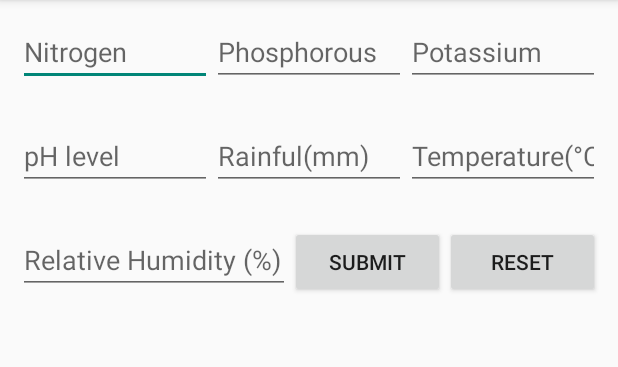
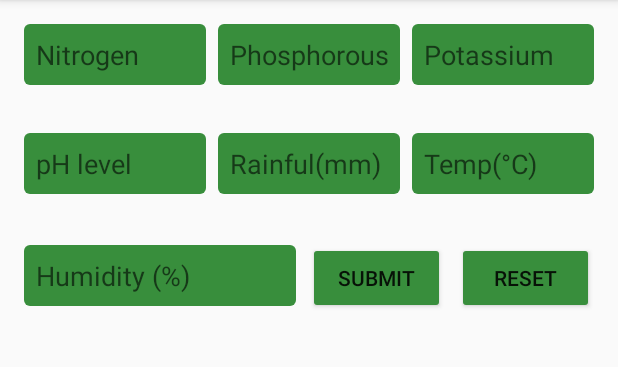
Before and after one commit to hassanelkharroubi/Your-Farm, an Android app: the FormActivity screen opened directly, with no data from a screen before it, on a phone screen of 412 x 824 dp, the part 84-451 px from its top. Run offline under Robolectric (Android 15) with nearby library versions, the phone set to English and light mode, and no system bars.

Commit message:
group all fatures

```diff
--- a/app/build.gradle
+++ b/app/build.gradle
@@ -50,6 +50,8 @@ dependencies {
     // define any required OkHttp artifacts without version
     implementation("com.squareup.okhttp3:okhttp")
     implementation("com.squareup.okhttp3:logging-interceptor")
+    implementation 'com.github.bumptech.glide:glide:4.12.0'
+
 
 
 }
--- a/app/src/main/java/com/example/myfarm/FormActivity.java
+++ b/app/src/main/java/com/example/myfarm/FormActivity.java
@@ -1,18 +1,23 @@
 package com.example.myfarm;
 
-import androidx.appcompat.app.AppCompatActivity;
-
+import android.content.Context;
 import android.graphics.Bitmap;
 import android.graphics.BitmapFactory;
 import android.os.Bundle;
 import android.util.Log;
 import android.view.View;
+import android.view.inputmethod.InputMethodManager;
 import android.widget.Button;
 import android.widget.EditText;
 import android.widget.ImageView;
 import android.widget.TextView;
 import android.widget.Toast;
 
+import androidx.appcompat.app.AppCompatActivity;
+
+import com.bumptech.glide.Glide;
+import com.bumptech.glide.load.resource.bitmap.RoundedCorners;
+import com.bumptech.glide.request.RequestOptions;
 import com.example.myfarm.config.Network;
 
 import org.json.JSONException;
@@ -24,7 +29,6 @@ import okhttp3.Call;
 import okhttp3.Callback;
 import okhttp3.FormBody;
 import okhttp3.HttpUrl;
-import okhttp3.MediaType;
 import okhttp3.OkHttpClient;
 import okhttp3.Request;
 import okhttp3.RequestBody;
@@ -41,9 +45,8 @@ public class FormActivity extends AppCompatActivity implements View.OnClickListe
     private Button mSumbitBtn;
     private Button mResetButton;
     private TextView mConseilText;
+    private TextView mNameText;
     private ImageView mFruitImage;
-
-    private static final String END_GET_API="http://192.168.1.51:5000/get_image";
     private static final String TAG="FormActivity";
     @Override
     protected void onCreate(Bundle savedInstanceState) {
@@ -62,7 +65,11 @@ public class FormActivity extends AppCompatActivity implements View.OnClickListe
         mResetButton = findViewById(R.id.resetButton);
         mResetButton.setOnClickListener(this);
         mConseilText=findViewById(R.id.conseil);
+        mNameText=findViewById(R.id.name);
+        mConseilText.setVisibility(View.GONE);
+        mNameText.setVisibility(View.GONE);
         mFruitImage=findViewById(R.id.fruitImage);
+
     }
     @Override
     public void onClick(View view) {
@@ -101,7 +108,12 @@ public class FormActivity extends AppCompatActivity implements View.OnClickListe
             float rainfallValue = Float.parseFloat(rainfallText);
             float temperatureValue = Float.parseFloat(temperatureText);
             float humidityValue = Float.parseFloat(humidityText);
+            InputMethodManager imm = (InputMethodManager) getSystemService(Context.INPUT_METHOD_SERVICE);
+            imm.hideSoftInputFromWindow(mSumbitBtn.getWindowToken(), 0);
+
+
             sendFormValues(nitrogenValue, phosphorousValue, potassiumValue, pHLevelValue, rainfallValue, temperatureValue, humidityValue);
+
 
         }
     }
@@ -143,10 +155,14 @@ public class FormActivity extends AppCompatActivity implements View.OnClickListe
                         JSONObject jsonObject = new JSONObject(responseData);
                         String name=jsonObject.getString("prediction");
                         String image_name=jsonObject.getString("image_name");
+                        String desc=jsonObject.getString("description");
                         runOnUiThread(new Runnable() {
                             @Override
                             public void run() {
-                                mConseilText.setText(name);
+                                mConseilText.setVisibility(View.VISIBLE);
+                                mConseilText.setText(desc);
+                                mNameText.setVisibility(View.VISIBLE);
+                                mNameText.setText(name.toUpperCase());
                             }
                         });
 
--- a/app/src/main/java/com/example/myfarm/api/ImageUploadListener.java
+++ /dev/null
@@ -1,5 +0,0 @@
-package com.example.myfarm.api;
-
-public interface ImageUploadListener {
-    void onImageUploadResult(String result);
-}
--- a/app/src/main/java/com/example/myfarm/config/Network.java
+++ b/app/src/main/java/com/example/myfarm/config/Network.java
@@ -2,7 +2,7 @@ package com.example.myfarm.config;
 
 public class Network {
 
-    private static final String END_API="http://192.168.1.51:5000/";
+    private static final String END_API="http://192.168.8.100:5000/";
 
     public static String getEndApi(String end){
         return END_API+end;
--- /dev/null
+++ b/app/src/main/res/drawable/baseline_person_24.xml
@@ -0,0 +1,5 @@
+<vector android:height="24dp" android:tint="@color/green"
+    android:viewportHeight="24" android:viewportWidth="24"
+    android:width="24dp" xmlns:android="http://schemas.android.com/apk/res/android">
+    <path android:fillColor="@android:color/white" android:pathData="M12,12c2.21,0 4,-1.79 4,-4s-1.79,-4 -4,-4 -4,1.79 -4,4 1.79,4 4,4zM12,14c-2.67,0 -8,1.34 -8,4v2h16v-2c0,-2.66 -5.33,-4 -8,-4z"/>
+</vector>
--- /dev/null
+++ b/app/src/main/res/drawable/baseline_smart_toy_24.xml
@@ -0,0 +1,5 @@
+<vector android:height="24dp" android:tint="@color/green"
+    android:viewportHeight="24" android:viewportWidth="24"
+    android:width="24dp" xmlns:android="http://schemas.android.com/apk/res/android">
+    <path android:fillColor="@android:color/white" android:pathData="M20,9V7c0,-1.1 -0.9,-2 -2,-2h-3c0,-1.66 -1.34,-3 -3,-3S9,3.34 9,5H6C4.9,5 4,5.9 4,7v2c-1.66,0 -3,1.34 -3,3c0,1.66 1.34,3 3,3v4c0,1.1 0.9,2 2,2h12c1.1,0 2,-0.9 2,-2v-4c1.66,0 3,-1.34 3,-3C23,10.34 21.66,9 20,9zM7.5,11.5C7.5,10.67 8.17,10 9,10s1.5,0.67 1.5,1.5S9.83,13 9,13S7.5,12.33 7.5,11.5zM16,17H8v-2h8V17zM15,13c-0.83,0 -1.5,-0.67 -1.5,-1.5S14.17,10 15,10s1.5,0.67 1.5,1.5S15.83,13 15,13z"/>
+</vector>
--- /dev/null
+++ b/app/src/main/res/drawable/edittext_rounded_background.xml
@@ -0,0 +1,11 @@
+<?xml version="1.0" encoding="utf-8"?>
+<shape xmlns:android="http://schemas.android.com/apk/res/android">
+    <solid android:color="@color/green" /> <!-- Green color -->
+    <corners android:radius="4dp" /> <!-- Rounded corners radius -->
+    <padding
+        android:left="8dp"
+        android:top="8dp"
+        android:right="8dp"
+        android:bottom="8dp" /> <!-- Padding -->
+    <size android:width="0dp" android:height="0dp" /> <!-- Set width and height to 0dp -->
+</shape>
--- /dev/null
+++ b/app/src/main/res/drawable/round_image.xml
@@ -0,0 +1,8 @@
+<?xml version="1.0" encoding="utf-8"?>
+<shape xmlns:android="http://schemas.android.com/apk/res/android">
+    <solid android:color="#00000000" /> <!-- Transparent background -->
+    <corners android:radius="10dp" /> <!-- Half of the desired width/height to achieve a circle shape -->
+    <stroke
+        android:width="2dp"
+        android:color="@color/green" /> <!-- Green border color -->
+</shape>
--- a/app/src/main/res/layout/activity_chat.xml
+++ b/app/src/main/res/layout/activity_chat.xml
@@ -20,12 +20,13 @@
             android:layout_width="0dp"
             android:layout_height="wrap_content"
             android:layout_weight="1"
-            android:hint="Type your message" />
+            android:hint="Your message ...." />
 
         <Button
             android:id="@+id/sendButton"
             android:layout_width="wrap_content"
             android:layout_height="wrap_content"
+            android:backgroundTint="@color/green"
             android:text="Send" />
     </LinearLayout>
 
--- a/app/src/main/res/layout/activity_form.xml
+++ b/app/src/main/res/layout/activity_form.xml
@@ -20,7 +20,9 @@
             android:layout_height="wrap_content"
             android:layout_weight="1"
             android:ems="10"
+            android:layout_margin="4dp"
             android:inputType="numberDecimal"
+            android:background="@drawable/edittext_rounded_background"
             android:hint="Nitrogen" />
 
         <EditText
@@ -30,6 +32,8 @@
             android:layout_weight="1"
             android:ems="10"
             android:inputType="numberDecimal"
+            android:layout_margin="4dp"
+            android:background="@drawable/edittext_rounded_background"
             android:hint="Phosphorous" />
 
         <EditText
@@ -39,6 +43,8 @@
             android:layout_weight="1"
             android:ems="10"
             android:inputType="numberDecimal"
+            android:layout_margin="4dp"
+            android:background="@drawable/edittext_rounded_background"
             android:hint="Potassium" />
     </LinearLayout>
 
@@ -48,6 +54,7 @@
         android:layout_height="wrap_content"
         android:layout_margin="12dp"
         android:layout_marginRight="12dp"
+
         android:orientation="horizontal">
 
         <EditText
@@ -56,7 +63,9 @@
             android:layout_height="wrap_content"
             android:layout_weight="1"
             android:ems="10"
+            android:layout_margin="4dp"
             android:inputType="numberDecimal"
+            android:background="@drawable/edittext_rounded_background"
             android:hint="pH level" />
 
         <EditText
@@ -65,7 +74,9 @@
             android:layout_height="wrap_content"
             android:layout_weight="1"
             android:ems="10"
+            android:layout_margin="4dp"
             android:inputType="numberDecimal"
+            android:background="@drawable/edittext_rounded_background"
             android:hint="Rainful(mm)" />
 
         <EditText
@@ -75,7 +86,9 @@
             android:layout_weight="1"
             android:ems="10"
             android:inputType="numberDecimal"
-            android:hint="Temperature(°C)" />
+            android:layout_margin="4dp"
+            android:background="@drawable/edittext_rounded_background"
+            android:hint="Temp(°C)" />
     </LinearLayout>
 
     <LinearLayout
@@ -89,7 +102,9 @@
             android:layout_width="181dp"
             android:layout_height="wrap_content"
             android:ems="10"
-            android:hint="Relative Humidity (%)"
+            android:layout_margin="4dp"
+            android:hint="Humidity (%)"
+            android:background="@drawable/edittext_rounded_background"
             android:inputType="numberDecimal" />
 
         <Button
@@ -99,29 +114,44 @@
             android:layout_weight="1"
             android:text="Submit"
             android:textColorHighlight="#0CC331"
+            android:layout_margin="4dp"
+            android:backgroundTint="@color/green"
             android:textColorLink="#0CC331" />
 
         <Button
             android:id="@+id/resetButton"
             android:layout_width="wrap_content"
             android:layout_height="wrap_content"
+            android:backgroundTint="@color/green"
+            android:layout_margin="4dp"
             android:layout_weight="1"
             android:text="Reset" />
     </LinearLayout>
 
     <TextView
+        android:id="@+id/name"
+        android:layout_width="match_parent"
+        android:layout_height="wrap_content"
+        android:layout_margin="8dp"
+        android:gravity="center"
+        android:textSize="30sp"
+        android:background="@drawable/round_image" />
+    <TextView
         android:id="@+id/conseil"
         android:layout_width="match_parent"
         android:layout_height="wrap_content"
         android:layout_margin="10dp"
-        android:gravity="center"
-        android:textSize="40sp" />
+        android:background="@drawable/round_image"
+        android:padding="8dp"
+        android:textSize="24sp" />
 
     <ImageView
         android:id="@+id/fruitImage"
         android:layout_width="match_parent"
         android:layout_height="wrap_content"
-        android:layout_margin="12dp"
+        android:layout_margin="8dp"
+        android:background="@drawable/round_image"
+        android:scaleType="centerCrop"
         tools:srcCompat="@tools:sample/backgrounds/scenic" />
 
 </LinearLayout>
--- a/app/src/main/res/layout/activity_home.xml
+++ b/app/src/main/res/layout/activity_home.xml
@@ -18,7 +18,7 @@
         app:srcCompat="@mipmap/ic_launcher_round" />
 
     <Button
-        android:id="@+id/button"
+        android:id="@+id/assistant"
         android:layout_width="match_parent"
         android:layout_height="wrap_content"
         android:backgroundTint="@color/green"
@@ -32,13 +32,13 @@
         android:text="Fertilisation" />
 
     <Button
-        android:id="@+id/maladie"
+        android:id="@+id/danger"
         android:layout_width="match_parent"
         android:layout_height="wrap_content"
         android:backgroundTint="@color/green"
         android:text="Le danger" />
     <Button
-        android:id="@+id/layout_width"
+        android:id="@+id/meteo"
         android:layout_width="match_parent"
         android:layout_height="wrap_content"
         android:backgroundTint="@color/green"
```
Also changed, not shown: app/src/main/java/com/example/myfarm/ChatActivity.java (+2 -6 lines), app/src/main/java/com/example/myfarm/HomeActivity.java (+45 -1 lines), app/src/main/java/com/example/myfarm/MainActivity.java (+11 -9 lines), app/src/main/java/com/example/myfarm/adapter/ChatAdapter.java (+10 -1 lines), app/src/main/java/com/example/myfarm/api/ImageUploader.java (deleted, +0 -78 lines), app/src/main/res/layout/activity_main.xml (+20 -1 lines), app/src/main/res/layout/item_message.xml (+9 -1 lines).
